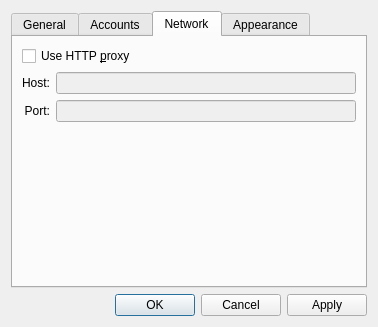
Before: the Qt Designer form qtwitter-app/ui/settings.ui in ayoy/qtwitter, drawn with Qt 5.
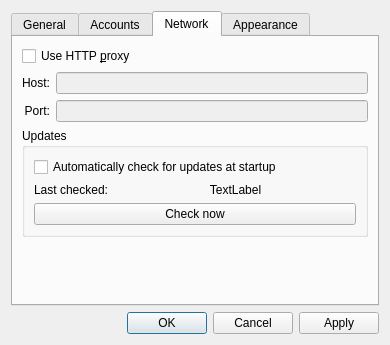
After: the same form once the commit is applied. The open tabs and pages were chosen to show the change.

Commit message: Provided checking for updates (automatically at startup as well as manually, accessible from main window's button menu and settings dialog), corrected tab order in settings dialog.

What changed in the file:
```diff
--- a/qtwitter-app/ui/settings.ui
+++ b/qtwitter-app/ui/settings.ui
@@ -6,8 +6,8 @@
    <rect>
     <x>0</x>
     <y>0</y>
-    <width>378</width>
-    <height>327</height>
+    <width>390</width>
+    <height>345</height>
    </rect>
   </property>
   <property name="sizePolicy">
@@ -18,7 +18,7 @@
   </property>
   <property name="minimumSize">
    <size>
-    <width>350</width>
+    <width>390</width>
     <height>0</height>
    </size>
   </property>
@@ -256,6 +256,66 @@
          </item>
         </layout>
        </item>
+       <item>
+        <widget class="QGroupBox" name="groupBox">
+         <property name="title">
+          <string>Updates</string>
+         </property>
+         <layout class="QVBoxLayout" name="verticalLayout">
+          <item>
+           <layout class="QHBoxLayout" name="horizontalLayout">
+            <item>
+             <widget class="QCheckBox" name="updatesCheckBox">
+              <property name="text">
+               <string>Automatically check for updates at startup</string>
+              </property>
+             </widget>
+            </item>
+           </layout>
+          </item>
+          <item>
+           <layout class="QHBoxLayout" name="horizontalLayout_2">
+            <item>
+             <widget class="QLabel" name="lastCheckedLabel">
+              <property name="sizePolicy">
+               <sizepolicy hsizetype="Minimum" vsizetype="Preferred">
+                <horstretch>0</horstretch>
+                <verstretch>0</verstretch>
+               </sizepolicy>
+              </property>
+              <property name="text">
+               <string>Last checked:</string>
+              </property>
+             </widget>
+            </item>
+            <item>
+             <widget class="QLabel" name="lastChecked">
+              <property name="sizePolicy">
+               <sizepolicy hsizetype="Expanding" vsizetype="Preferred">
+                <horstretch>0</horstretch>
+                <verstretch>0</verstretch>
+               </sizepolicy>
+              </property>
+              <property name="text">
+               <string notr="true">TextLabel</string>
+              </property>
+              <property name="alignment">
+               <set>Qt::AlignCenter</set>
+              </property>
+             </widget>
+            </item>
+           </layout>
+          </item>
+          <item>
+           <widget class="QPushButton" name="checkNowButton">
+            <property name="text">
+             <string>Check now</string>
+            </property>
+           </widget>
+          </item>
+         </layout>
+        </widget>
+       </item>
        <item>
         <spacer name="verticalSpacer">
          <property name="orientation">
```
Left out of the diff: 17 changed lines with no effect on the pictures. The commit also changes 8 other files.
